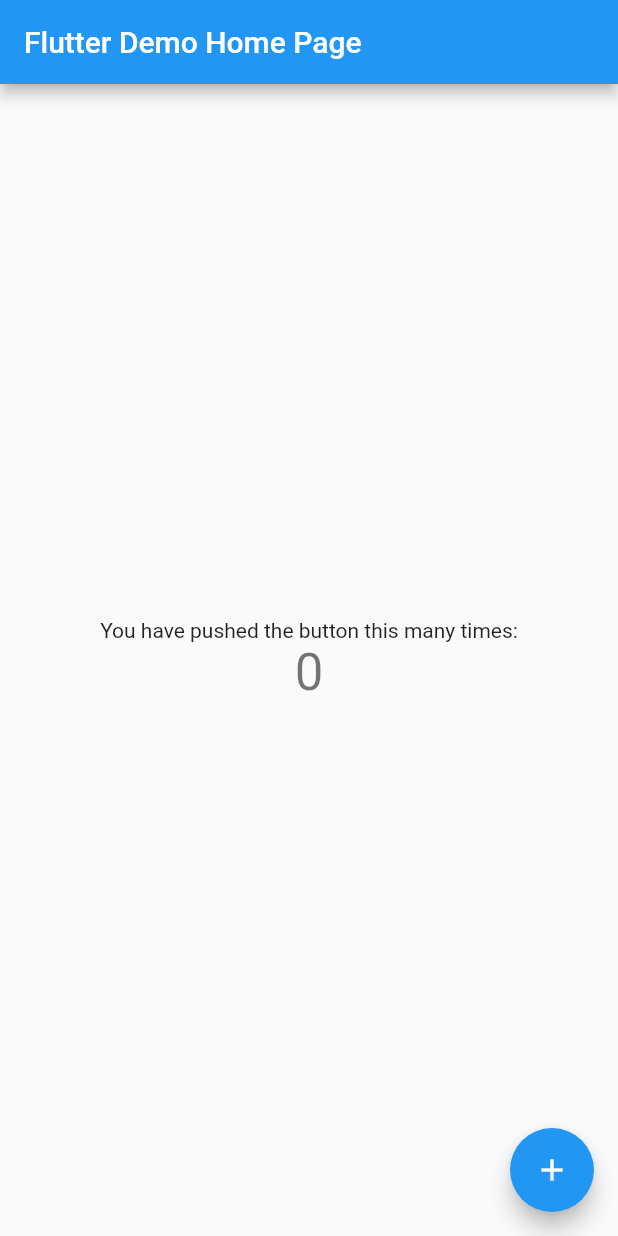
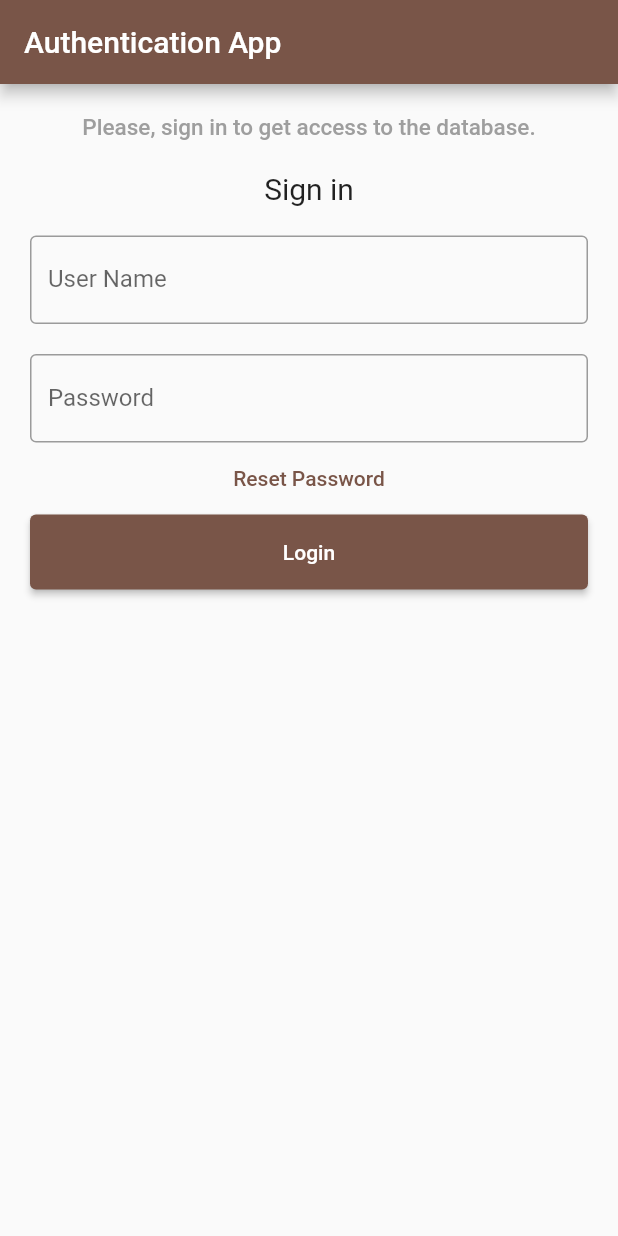
Before and after one commit to IbrahimDevp/flutter_auth, a Flutter app: the screen it shows after launch, on a phone screen of 412 x 824 dp. Run offline on Flutter 3.47's test engine with Material 2 defaults, Android fonts, the phone set to English and light mode, and no system bars; missing offline and left inert: profile.

Commit message:
Adding Screens

```diff
--- a/lib/main.dart
+++ b/lib/main.dart
@@ -1,115 +1,22 @@
 import 'package:flutter/material.dart';
+import './screens/login_screen.dart';
+import './screens/reset_password_screen.dart';
+import './screens//profile_screen.dart';
 
-void main() {
-  runApp(const MyApp());
-}
+void main() => runApp(MyApp());
 
 class MyApp extends StatelessWidget {
-  const MyApp({Key? key}) : super(key: key);
-
-  // This widget is the root of your application.
   @override
   Widget build(BuildContext context) {
     return MaterialApp(
-      title: 'This is a test for merging',
-      theme: ThemeData(
-        // This is the theme of your application.
-        //
-        // Try running your application with "flutter run". You'll see the
-        // application has a blue toolbar. Then, without quitting the app, try
-        // changing the primarySwatch below to Colors.green and then invoke
-        // "hot reload" (press "r" in the console where you ran "flutter run",
-        // or simply save your changes to "hot reload" in a Flutter IDE).
-        // Notice that the counter didn't reset back to zero; the application
-        // is not restarted.
-        primarySwatch: Colors.blue,
-      ),
-      home: const MyHomePage(title: 'Flutter Demo Home Page'),
-    );
+        theme: ThemeData(
+          primarySwatch: Colors.brown,
+          accentColor: Color.fromARGB(255, 209, 157, 68),
+        ),
+        home: LoginScreen(),
+        routes: {
+          ResetPasswordScreen.routeName: (ctx) => ResetPasswordScreen(),
+          ProfileScreen.routeName: (ctx) => ProfileScreen(),
+        });
   }
 }
-
-class MyHomePage extends StatefulWidget {
-  const MyHomePage({Key? key, required this.title}) : super(key: key);
-
-  // This widget is the home page of your application. It is stateful, meaning
-  // that it has a State object (defined below) that contains fields that affect
-  // how it looks.
-
-  // This class is the configuration for the state. It holds the values (in this
-  // case the title) provided by the parent (in this case the App widget) and
-  // used by the build method of the State. Fields in a Widget subclass are
-  // always marked "final".
-
-  final String title;
-
-  @override
-  State<MyHomePage> createState() => _MyHomePageState();
-}
-
-class _MyHomePageState extends State<MyHomePage> {
-  int _counter = 0;
-
-  void _incrementCounter() {
-    setState(() {
-      // This call to setState tells the Flutter framework that something has
-      // changed in this State, which causes it to rerun the build method below
-      // so that the display can reflect the updated values. If we changed
-      // _counter without calling setState(), then the build method would not be
-      // called again, and so nothing would appear to happen.
-      _counter++;
-    });
-  }
-
-  @override
-  Widget build(BuildContext context) {
-    // This method is rerun every time setState is called, for instance as done
-    // by the _incrementCounter method above.
-    //
-    // The Flutter framework has been optimized to make rerunning build methods
-    // fast, so that you can just rebuild anything that needs updating rather
-    // than having to individually change instances of widgets.
-    return Scaffold(
-      appBar: AppBar(
-        // Here we take the value from the MyHomePage object that was created by
-        // the App.build method, and use it to set our appbar title.
-        title: Text(widget.title),
-      ),
-      body: Center(
-        // Center is a layout widget. It takes a single child and positions it
-        // in the middle of the parent.
-        child: Column(
-          // Column is also a layout widget. It takes a list of children and
-          // arranges them vertically. By default, it sizes itself to fit its
-          // children horizontally, and tries to be as tall as its parent.
-          //
-          // Invoke "debug painting" (press "p" in the console, choose the
-          // "Toggle Debug Paint" action from the Flutter Inspector in Android
-          // Studio, or the "Toggle Debug Paint" command in Visual Studio Code)
-          // to see the wireframe for each widget.
-          //
-          // Column has various properties to control how it sizes itself and
-          // how it positions its children. Here we use mainAxisAlignment to
-          // center the children vertically; the main axis here is the vertical
-          // axis because Columns are vertical (the cross axis would be
-          // horizontal).
-          mainAxisAlignment: MainAxisAlignment.center,
-          children: <Widget>[
-            const Text(
-              'You have pushed the button this many times:',
-            ),
-            Text(
-              '$_counter',
-              style: Theme.of(context).textTheme.headline4,
-            ),
-          ],
-        ),
-      ),
-      floatingActionButton: FloatingActionButton(
-        onPressed: _incrementCounter,
-        tooltip: 'Increment',
-        child: const Icon(Icons.add),
-      ), // This trailing comma makes auto-formatting nicer for build methods.
-    );
-  }
-}
--- /dev/null
+++ b/lib/screens/login_screen.dart
@@ -0,0 +1,86 @@
+import 'package:flutter/material.dart';
+import 'package:provider/provider.dart';
+import '../screens/reset_password_screen.dart';
+import '../screens/profile_screen.dart';
+
+class LoginScreen extends StatefulWidget {
+  @override
+  State<LoginScreen> createState() => _LoginScreen();
+}
+
+class _LoginScreen extends State<LoginScreen> {
+  TextEditingController nameController = TextEditingController();
+  TextEditingController passwordController = TextEditingController();
+
+  @override
+  Widget build(BuildContext context) {
+    return Scaffold(
+      appBar: AppBar(
+        title: const Text('Authentication App'),
+      ),
+      body: Padding(
+        padding: const EdgeInsets.all(10),
+        child: ListView(
+          children: <Widget>[
+            Container(
+                alignment: Alignment.center,
+                padding: const EdgeInsets.all(10),
+                child: const Text(
+                  'Please, sign in to get access to the database.',
+                  style: TextStyle(
+                      color: Colors.grey,
+                      fontWeight: FontWeight.w500,
+                      fontSize: 15),
+                )),
+            Container(
+                alignment: Alignment.center,
+                padding: const EdgeInsets.all(10),
+                child: const Text(
+                  'Sign in',
+                  style: TextStyle(fontSize: 20),
+                )),
+            Container(
+              padding: const EdgeInsets.all(10),
+              child: TextField(
+                controller: nameController,
+                decoration: const InputDecoration(
+                  border: OutlineInputBorder(),
+                  labelText: 'User Name',
+                ),
+              ),
+            ),
+            Container(
+              padding: const EdgeInsets.fromLTRB(10, 10, 10, 0),
+              child: TextField(
+                obscureText: true,
+                controller: passwordController,
+                decoration: const InputDecoration(
+                  border: OutlineInputBorder(),
+                  labelText: 'Password',
+                ),
+              ),
+            ),
+            TextButton(
+              onPressed: () {
+                Navigator.of(context).pushNamed(ResetPasswordScreen.routeName);
+              },
+              child: const Text(
+                'Reset Password',
+              ),
+            ),
+            Container(
+              height: 50,
+              padding: const EdgeInsets.fromLTRB(10, 0, 10, 0),
+              child: ElevatedButton(
+                child: const Text('Login'),
+                onPressed: () {
+                  Navigator.of(context).pushNamed(ProfileScreen.routeName);
+                },
+              ),
+            ),
+          ],
+        ),
+      ),
+    );
+  }
+}
```
Also changed, not shown: lib/screens/profile_screen.dart (added, +50 -0 lines), lib/screens/reset_password_screen.dart (added, +25 -0 lines), pubspec.yaml (+6 -1 lines), pubspec.lock, 1 other file.
